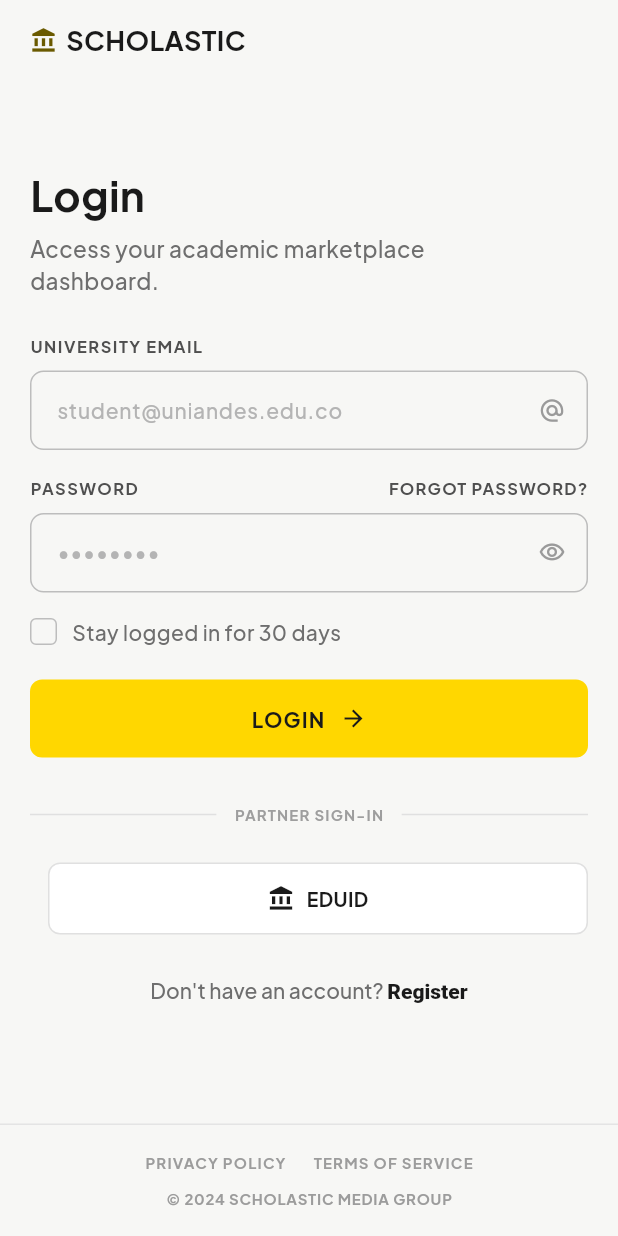
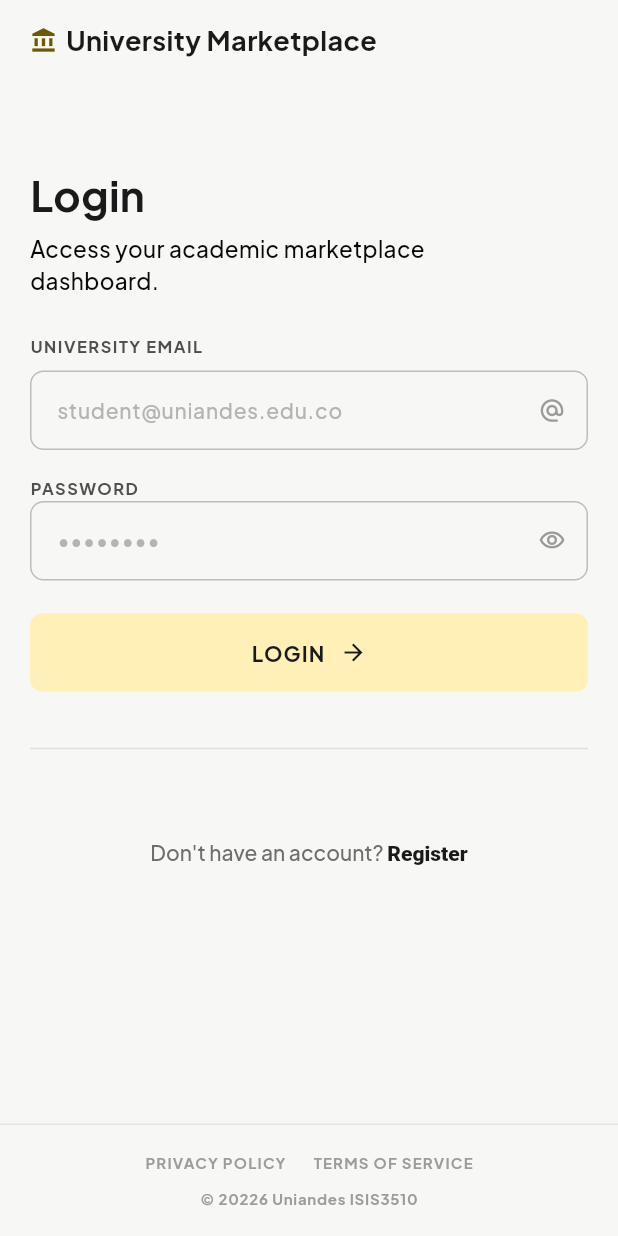
Before and after one commit to Moviles-ISIS3510-S4-G44/Flutter-app, a Flutter app: the screen it shows after launch, on a phone screen of 412 x 824 dp. Run offline on Flutter 3.47's test engine with Material 3 defaults, Android fonts, the light colour scheme and no system bars; our stand-ins replace connectivity_plus, flutter_dotenv, flutter_secure_storage, go_router, google_maps_flutter, image_picker and 1 more; missing offline and left inert: fuzzywuzzy; accounts and stored records are empty.

Commit message:
Add Profile feature with ProfileView and ProfileViewModel
- Implement ProfileView for user profile display and management.
- Create ProfileViewModel to handle profile data loading and logout functionality.
- Update routing to include profile navigation.
- Refactor CategoriesBar to use passed categories and selected category.
- Modify navigation in CreateListingView and HomeView to include profile route.
- Update login view branding and remove unnecessary elements.

```diff
--- a/lib/main.dart
+++ b/lib/main.dart
@@ -1,6 +1,7 @@
 import 'package:flutter/material.dart';
 import 'package:flutter_dotenv/flutter_dotenv.dart';
 import 'package:flutter_secure_storage/flutter_secure_storage.dart';
+import 'package:marketplace_flutter_application/ui/profile/profile_viewmodel.dart';
 import 'package:provider/provider.dart';
 
 import 'package:marketplace_flutter_application/data/repositories/auth_repository.dart';
@@ -55,7 +56,11 @@
             tokenStorage: context.read<TokenStorage>(),
           ),
         ),
-
+        ChangeNotifierProvider<ProfileViewModel>(
+          create: (context) => ProfileViewModel(
+            repository: context.read<AuthRepository>(),
+          ),
+        ),
         Provider<InteractionService>(create: (_) => InteractionService()),
 
         Provider<InteractionRepository>(
--- a/lib/ui/create_listing/create_listing_view.dart
+++ b/lib/ui/create_listing/create_listing_view.dart
@@ -22,6 +22,11 @@
         break;
       case 2:
         context.go('/Sell');
+        break;
+            case 3:
+        break;
+      case 4:
+        context.go('/profile');
         break;
     }
   }
--- a/lib/ui/home/home_view.dart
+++ b/lib/ui/home/home_view.dart
@@ -20,6 +20,11 @@
         break;
       case 2:
         context.go('/Sell');
+        break;
+            case 3:
+        break;
+      case 4:
+        context.go('/profile');
         break;
     }
   }
--- a/lib/ui/login/login_view.dart
+++ b/lib/ui/login/login_view.dart
@@ -330,7 +330,7 @@
                             ),
                             SizedBox(width: 6),
                             Text(
-                              'SCHOLASTIC',
+                              'University Marketplace',
                               style: TextStyle(
                                 fontFamily: 'PlusJakartaSans',
                                 fontSize: 18,
@@ -358,7 +358,7 @@
                             fontFamily: 'PlusJakartaSans',
                             fontSize: 15,
                             fontWeight: FontWeight.w500,
-                            color: textSecondary,
+                            color: Color.fromARGB(255, 8, 8, 8),
                             height: 1.4,
                           ),
                         ),
@@ -404,19 +404,8 @@
                           mainAxisAlignment: MainAxisAlignment.spaceBetween,
                           children: [
                             _sectionLabel('PASSWORD'),
-                            const Text(
-                              'FORGOT PASSWORD?',
-                              style: TextStyle(
-                                fontFamily: 'PlusJakartaSans',
-                                fontSize: 11,
-                                fontWeight: FontWeight.w700,
-                                letterSpacing: 0.8,
-                                color: Color(0xFF4F4F4F),
-                              ),
-                            ),
                           ],
                         ),
-                        const SizedBox(height: 8),
                         TextField(
                           controller: _passwordController,
                           focusNode: _passwordFocusNode,
@@ -458,40 +447,7 @@
                         ),
                         if (_passwordError != null) _fieldError(_passwordError!),
 
-                        const SizedBox(height: 16),
-                        Row(
-                          children: [
-                            SizedBox(
-                              width: 18,
-                              height: 18,
-                              child: Checkbox(
-                                value: stayLoggedIn,
-                                activeColor: textPrimary,
-                                side: const BorderSide(color: borderColor),
-                                shape: RoundedRectangleBorder(
-                                  borderRadius: BorderRadius.circular(4),
-                                ),
-                                onChanged: connectivityModel.isOnline && !viewModel.isLoading
-                                    ? (value) {
-                                        setState(() {
-                                          stayLoggedIn = value ?? false;
-                                        });
-                                      }
-                                    : null,
-                              ),
-                            ),
-                            const SizedBox(width: 10),
-                            const Text(
-                              'Stay logged in for 30 days',
-                              style: TextStyle(
-                                fontFamily: 'PlusJakartaSans',
-                                fontSize: 14,
-                                fontWeight: FontWeight.w500,
-                                color: textSecondary,
-                              ),
-                            ),
-                          ],
-                        ),
+
 
                         if (backendError != null) ...[
                           const SizedBox(height: 16),
@@ -508,7 +464,7 @@
                                 : () => _handleLogin(context),
                             style: ElevatedButton.styleFrom(
                               elevation: 0,
-                              backgroundColor: primaryYellow,
+                              backgroundColor: Color(0xFFFFF0B8),
                               foregroundColor: textPrimary,
                               disabledBackgroundColor: const Color(0xFFE6E6E6),
                               disabledForegroundColor: const Color(0xFF9E9E9E),
@@ -550,19 +506,6 @@
                                 thickness: 1,
                               ),
                             ),
-                            Padding(
-                              padding: const EdgeInsets.symmetric(horizontal: 12),
-                              child: Text(
-                                'PARTNER SIGN-IN',
-                                style: TextStyle(
-                                  fontFamily: 'PlusJakartaSans',
-                                  fontSize: 10,
-                                  fontWeight: FontWeight.w700,
-                                  letterSpacing: 0.8,
-                                  color: Colors.grey,
-                                ),
-                              ),
-                            ),
                             const Expanded(
                               child: Divider(
                                 color: Color(0xFFE0E0E0),
@@ -571,18 +514,7 @@
                             ),
                           ],
                         ),
-
                         const SizedBox(height: 24),
-                        Row(
-                          children: [
-                            const SizedBox(width: 12),
-                            _partnerButton(
-                              icon: Icons.account_balance,
-                              text: 'EDUID',
-                            ),
-                          ],
-                        ),
-
                         const SizedBox(height: 28),
                         Center(
                           child: GestureDetector(
@@ -658,7 +590,7 @@
                   ),
                   SizedBox(height: 10),
                   Text(
-                    '© 2024 SCHOLASTIC MEDIA GROUP',
+                    '© 20226 Uniandes ISIS3510',
                     style: TextStyle(
                       fontFamily: 'PlusJakartaSans',
                       fontSize: 10,
--- /dev/null
+++ b/lib/ui/profile/profile_viewmodel.dart
@@ -0,0 +1,38 @@
+import 'package:flutter/foundation.dart';
+import 'package:marketplace_flutter_application/data/domains/auth/app_user.dart';
+import 'package:marketplace_flutter_application/data/repositories/auth_repository.dart';
+
+class ProfileViewModel extends ChangeNotifier {
+  final AuthRepository repository;
+
+  ProfileViewModel({
+    required this.repository,
+  });
+
+  AppUser? currentUser;
+  bool isLoading = false;
+  String? errorMessage;
+
+  Future<void> loadProfile() async {
+    if (isLoading) return;
+
+    isLoading = true;
+    errorMessage = null;
+    notifyListeners();
+
+    try {
+      currentUser = await repository.tryRestoreSession();
+    } catch (e) {
+      errorMessage = e.toString();
+    } finally {
+      isLoading = false;
+      notifyListeners();
+    }
+  }
+
+  Future<void> logout() async {
+    await repository.logout();
+    currentUser = null;
+    notifyListeners();
+  }
+}
--- a/lib/ui/router/app_router.dart
+++ b/lib/ui/router/app_router.dart
@@ -2,6 +2,7 @@
 import 'package:marketplace_flutter_application/ui/create_listing/create_listing_view.dart';
 import 'package:marketplace_flutter_application/ui/listing-detail/listing_detail_view.dart';
 import 'package:marketplace_flutter_application/ui/map_listing/map_listing_view.dart';
+import 'package:marketplace_flutter_application/ui/profile/profile_view.dart';
 
 import '../home/home_view.dart';
 import '../login/login_view.dart';
@@ -41,6 +42,10 @@
           return MapListingView(listingId: listingId);
         },
       ),
+      GoRoute(
+        path: '/profile',
+        builder: (context, state) => const ProfileView(),
+      ),
     ],
   );
 }
```
Also changed, not shown: lib/ui/home/widgets/categories_bar.dart (+15 -22 lines), lib/ui/profile/profile_view.dart (added, +263 -0 lines).
